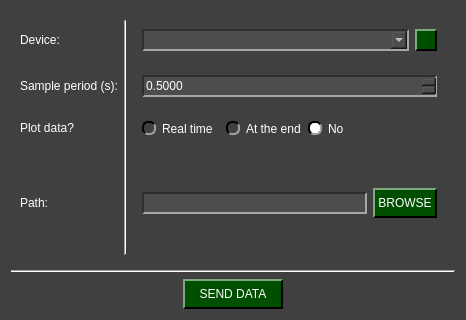
Before: the Qt Designer form pydaq/uis/PyDAQ_send_data_Arduino_widget.ui in samirmartins/pydaq, drawn with Qt 5.
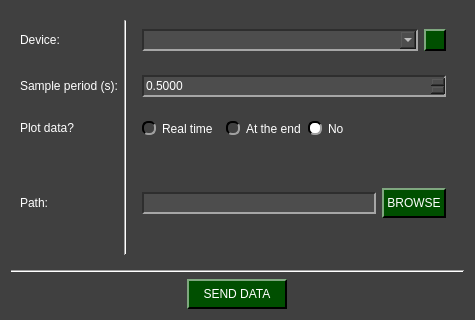
After: the same form once the commit is applied. Icons and pictures are not drawn.

```diff
--- a/pydaq/uis/PyDAQ_send_data_Arduino_widget.ui
+++ b/pydaq/uis/PyDAQ_send_data_Arduino_widget.ui
@@ -6,7 +6,7 @@
    <rect>
     <x>0</x>
     <y>0</y>
-    <width>466</width>
+    <width>475</width>
     <height>320</height>
    </rect>
   </property>
```
Left out of the diff: 3 changed lines with no effect on the pictures.
